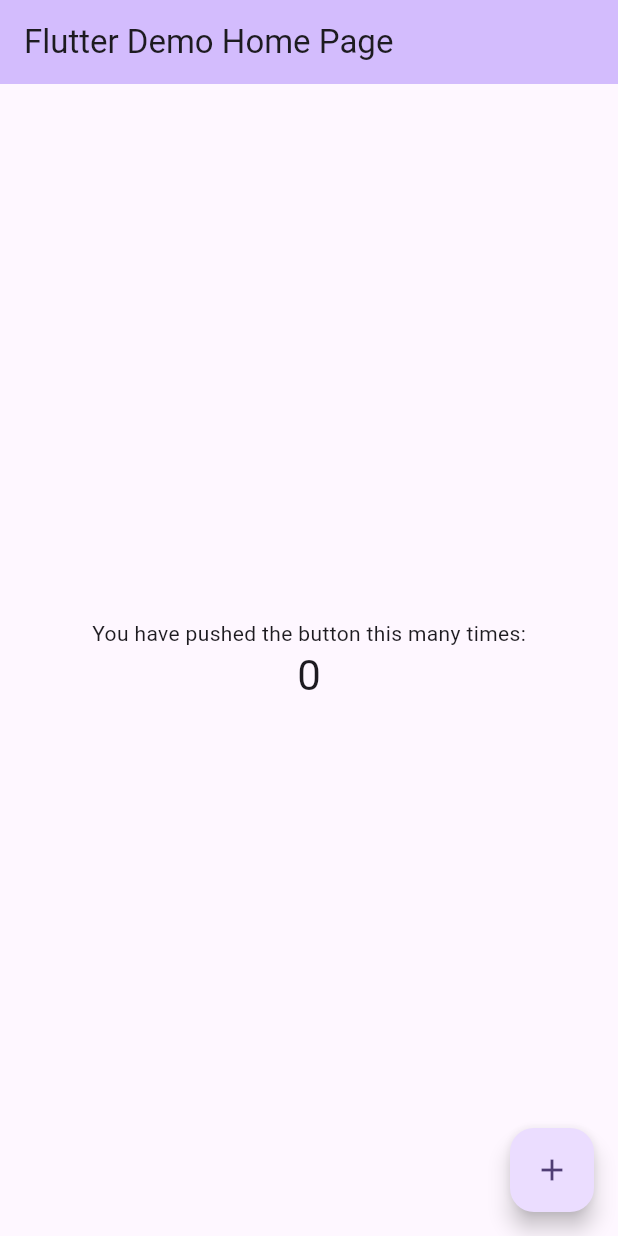
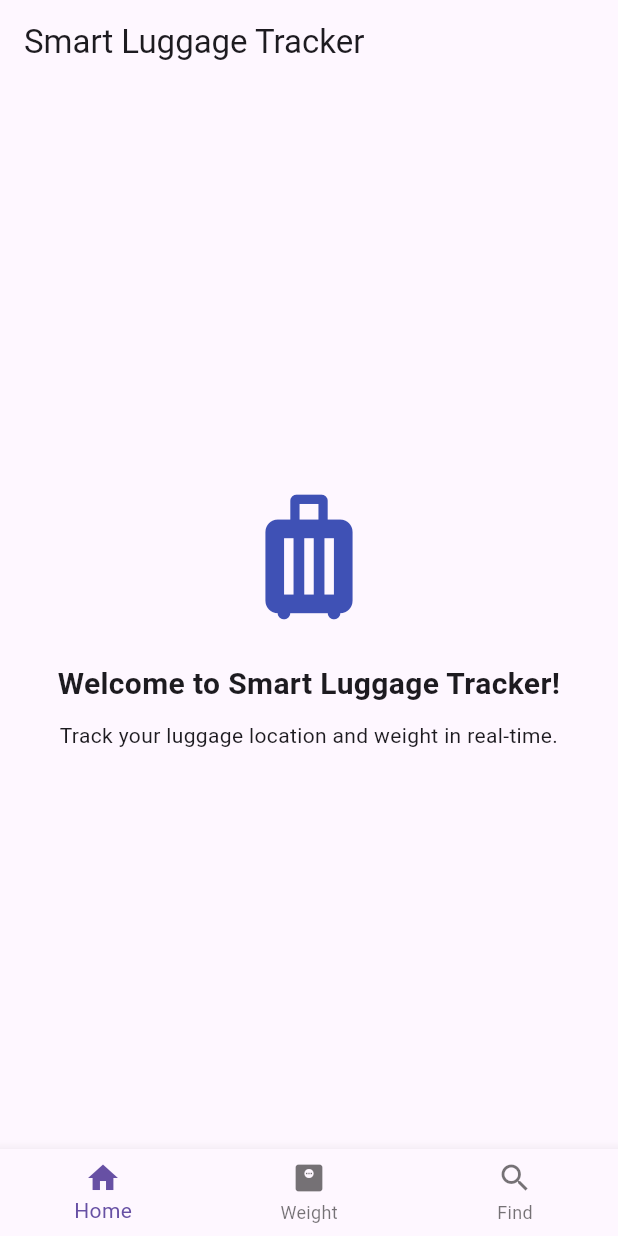
Before and after one commit to alexl011/CASA0015-Mobile-Systems-project, a Flutter app: the screen it shows after launch, on a phone screen of 412 x 824 dp. Run offline on Flutter 3.47's test engine with Material 3 defaults, Android fonts, the phone set to English and light mode, and no system bars.

Commit message:
build simple app layout

```diff
--- a/lib/main.dart
+++ b/lib/main.dart
@@ -1,125 +1,132 @@
 import 'package:flutter/material.dart';
 
 void main() {
-  runApp(const MyApp());
+  runApp(SmartLuggageApp());
 }
 
-class MyApp extends StatelessWidget {
-  const MyApp({super.key});
-
-  // This widget is the root of your application.
+class SmartLuggageApp extends StatelessWidget {
   @override
   Widget build(BuildContext context) {
     return MaterialApp(
-      title: 'Flutter Demo',
-      theme: ThemeData(
-        // This is the theme of your application.
-        //
-        // TRY THIS: Try running your application with "flutter run". You'll see
-        // the application has a purple toolbar. Then, without quitting the app,
-        // try changing the seedColor in the colorScheme below to Colors.green
-        // and then invoke "hot reload" (save your changes or press the "hot
-        // reload" button in a Flutter-supported IDE, or press "r" if you used
-        // the command line to start the app).
-        //
-        // Notice that the counter didn't reset back to zero; the application
-        // state is not lost during the reload. To reset the state, use hot
-        // restart instead.
-        //
-        // This works for code too, not just values: Most code changes can be
-        // tested with just a hot reload.
-        colorScheme: ColorScheme.fromSeed(seedColor: Colors.deepPurple),
-        useMaterial3: true,
-      ),
-      home: const MyHomePage(title: 'Flutter Demo Home Page'),
+      debugShowCheckedModeBanner: false,
+      title: 'Smart Luggage Tracker',
+      theme: ThemeData(primarySwatch: Colors.indigo),
+      home: MainScreen(),
     );
   }
 }
 
-class MyHomePage extends StatefulWidget {
-  const MyHomePage({super.key, required this.title});
+class MainScreen extends StatefulWidget {
+  @override
+  State<MainScreen> createState() => _MainScreenState();
+}
 
-  // This widget is the home page of your application. It is stateful, meaning
-  // that it has a State object (defined below) that contains fields that affect
-  // how it looks.
+class _MainScreenState extends State<MainScreen> {
+  int _currentIndex = 0;
 
-  // This class is the configuration for the state. It holds the values (in this
-  // case the title) provided by the parent (in this case the App widget) and
-  // used by the build method of the State. Fields in a Widget subclass are
-  // always marked "final".
-
-  final String title;
+  final List<Widget> _pages = [
+    HomePage(),
+    WeightPage(),
+    FindPage(),
+  ];
 
   @override
-  State<MyHomePage> createState() => _MyHomePageState();
+  Widget build(BuildContext context) {
+    return Scaffold(
+      appBar: AppBar(title: Text('Smart Luggage Tracker')),
+      body: _pages[_currentIndex],
+      bottomNavigationBar: BottomNavigationBar(
+        currentIndex: _currentIndex,
+        onTap: (index) => setState(() => _currentIndex = index),
+        items: const [
+          BottomNavigationBarItem(icon: Icon(Icons.home), label: 'Home'),
+          BottomNavigationBarItem(icon: Icon(Icons.monitor_weight), label: 'Weight'),
+          BottomNavigationBarItem(icon: Icon(Icons.search), label: 'Find'),
+        ],
+      ),
+    );
+  }
 }
 
-class _MyHomePageState extends State<MyHomePage> {
-  int _counter = 0;
+class HomePage extends StatelessWidget {
+  @override
+  Widget build(BuildContext context) {
+    return Center(
+      child: Padding(
+        padding: const EdgeInsets.all(16.0),
+        child: Column(
+          mainAxisAlignment: MainAxisAlignment.center,
+          children: [
+            Icon(Icons.luggage, size: 100, color: Colors.indigo),
+            SizedBox(height: 20),
+            Text('Welcome to Smart Luggage Tracker!',
+                style: TextStyle(fontSize: 20, fontWeight: FontWeight.bold), textAlign: TextAlign.center),
+            SizedBox(height: 10),
+            Text('Track your luggage location and weight in real-time.',
+                textAlign: TextAlign.center),
+          ],
+        ),
+      ),
+    );
+  }
+}
 
-  void _incrementCounter() {
-    setState(() {
-      // This call to setState tells the Flutter framework that something has
-      // changed in this State, which causes it to rerun the build method below
-      // so that the display can reflect the updated values. If we changed
-      // _counter without calling setState(), then the build method would not be
-      // called again, and so nothing would appear to happen.
-      _counter++;
-    });
+class WeightPage extends StatelessWidget {
+  final double currentWeight = 25.5; // kg
+  final double maxWeight = 23.0; // kg (e.g., airline limit)
+
+  @override
+  Widget build(BuildContext context) {
+    final isOverweight = currentWeight > maxWeight;
+
+    return Center(
+      child: Column(
+        mainAxisAlignment: MainAxisAlignment.center,
+        children: [
+          Text('Current Luggage Weight', style: TextStyle(fontSize: 18)),
+          SizedBox(height: 10),
+          Text('$currentWeight kg',
+              style: TextStyle(fontSize: 36, fontWeight: FontWeight.bold, color: isOverweight ? Colors.red : Colors.green)),
+          SizedBox(height: 20),
+          Text('Limit: $maxWeight kg', style: TextStyle(fontSize: 16)),
+          SizedBox(height: 10),
+          if (isOverweight)
+            Text('Overweight! Please reduce luggage.', style: TextStyle(color: Colors.red)),
+        ],
+      ),
+    );
+  }
+}
+
+class FindPage extends StatelessWidget {
+  void triggerSound() {
+    print('🔊 Luggage is beeping!'); // Replace with actual Bluetooth/IoT trigger logic
   }
 
   @override
   Widget build(BuildContext context) {
-    // This method is rerun every time setState is called, for instance as done
-    // by the _incrementCounter method above.
-    //
-    // The Flutter framework has been optimized to make rerunning build methods
-    // fast, so that you can just rebuild anything that needs updating rather
-    // than having to individually change instances of widgets.
-    return Scaffold(
-      appBar: AppBar(
-        // TRY THIS: Try changing the color here to a specific color (to
-        // Colors.amber, perhaps?) and trigger a hot reload to see the AppBar
-        // change color while the other colors stay the same.
-        backgroundColor: Theme.of(context).colorScheme.inversePrimary,
-        // Here we take the value from the MyHomePage object that was created by
-        // the App.build method, and use it to set our appbar title.
-        title: Text(widget.title),
-      ),
-      body: Center(
-        // Center is a layout widget. It takes a single child and positions it
-        // in the middle of the parent.
+    return Center(
+      child: Padding(
+        padding: const EdgeInsets.all(16.0),
         child: Column(
-          // Column is also a layout widget. It takes a list of children and
-          // arranges them vertically. By default, it sizes itself to fit its
-          // children horizontally, and tries to be as tall as its parent.
-          //
-          // Column has various properties to control how it sizes itself and
-          // how it positions its children. Here we use mainAxisAlignment to
-          // center the children vertically; the main axis here is the vertical
-          // axis because Columns are vertical (the cross axis would be
-          // horizontal).
-          //
-          // TRY THIS: Invoke "debug painting" (choose the "Toggle Debug Paint"
-          // action in the IDE, or press "p" in the console), to see the
-          // wireframe for each widget.
           mainAxisAlignment: MainAxisAlignment.center,
-          children: <Widget>[
-            const Text(
-              'You have pushed the button this many times:',
-            ),
-            Text(
-              '$_counter',
-              style: Theme.of(context).textTheme.headlineMedium,
+          children: [
+            Icon(Icons.location_on, size: 100, color: Colors.indigo),
+            SizedBox(height: 20),
+            Text('Can’t find your luggage?', style: TextStyle(fontSize: 20)),
+            SizedBox(height: 10),
+            ElevatedButton.icon(
+              icon: Icon(Icons.volume_up),
+              label: Text('Ring Luggage'),
+              onPressed: () {
+                triggerSound();
+                ScaffoldMessenger.of(context).showSnackBar(
+                  SnackBar(content: Text('Signal sent to luggage.')),);
+              },
             ),
           ],
         ),
       ),
-      floatingActionButton: FloatingActionButton(
-        onPressed: _incrementCounter,
-        tooltip: 'Increment',
-        child: const Icon(Icons.add),
-      ), // This trailing comma makes auto-formatting nicer for build methods.
     );
   }
 }
```
